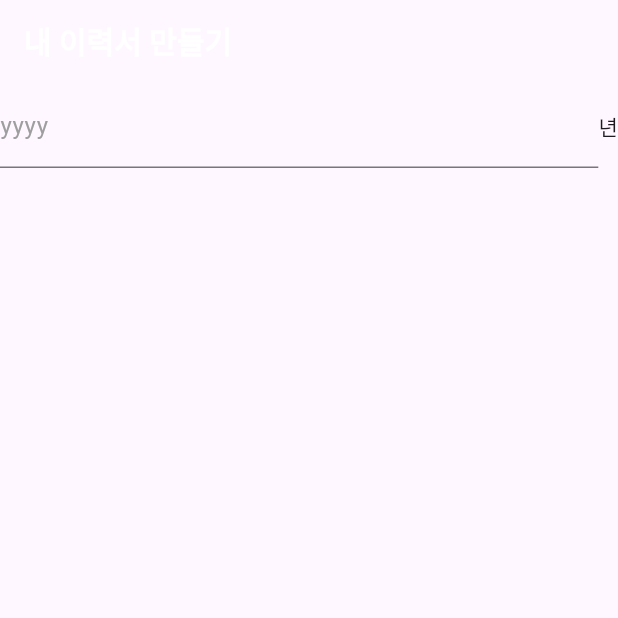
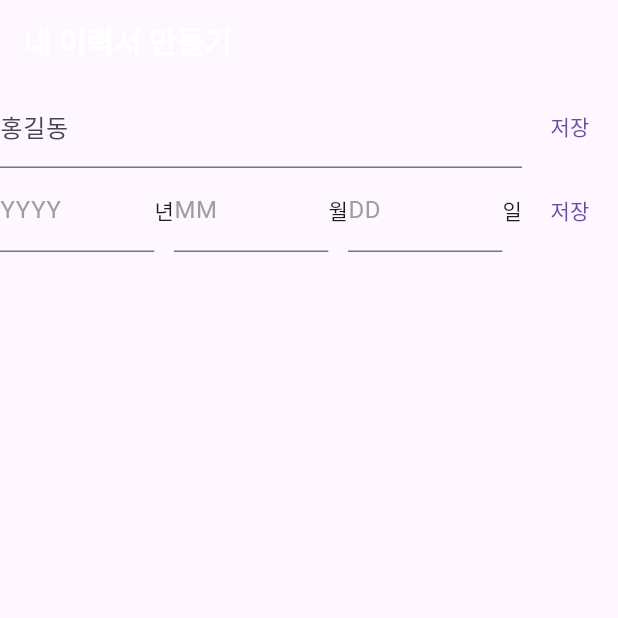
Before and after one commit to Fluffyfur/profit_portfolio, a Flutter app: the screen it shows after launch, on a phone screen of 412 x 824 dp, the top half of it. Run offline on Flutter 3.47's test engine with Material 3 defaults, Android fonts, the phone set to English and light mode, and no system bars; our stand-ins replace shared_preferences.

Commit message:
20231205_work

```diff
--- a/lib/info.dart
+++ b/lib/info.dart
@@ -3,17 +3,20 @@ class Info {
     required this.birthyyyy,
     required this.birthmm,
     required this.birthdd,
+    required this.name,
   });
 
   String? birthyyyy;
   String? birthmm;
   String? birthdd;
+  String? name;
 
   Map<String, dynamic> toMap() {
     return {
       'birthyyyy': birthyyyy,
       'birthmm': birthmm,
       'birthdd': birthdd,
+      'name': name,
     };
   }
 
@@ -22,6 +25,7 @@ class Info {
       birthyyyy: map['birthyyyy'],
       birthmm: map['birthmm'],
       birthdd: map['birthdd'],
+      name: map['name'],
     );
   }
 }
--- a/lib/info_service.dart
+++ b/lib/info_service.dart
@@ -6,24 +6,27 @@ class InfoService extends ChangeNotifier {
   String? birthYear;
   String? birthMonth;
   String? birthDate;
+  String? name;
 
-  createMemo({
+  createInfo({
     required String birthyyyy,
     required String birthmm,
     required String birthdd,
+    required String name,
   }) {
-    String key = '$birthyyyy-$birthmm-$birthdd';
+    String key = '$birthyyyy-$birthmm-$birthdd-$name';
     Info info = Info(
       birthyyyy: birthyyyy,
       birthmm: birthmm,
       birthdd: birthdd,
+      name: name,
     );
 
     infoMap[key] = info;
     birthYear = birthyyyy;
     birthMonth = birthmm;
     birthDate = birthdd;
-    notifyListeners();
+    name = name;
     notifyListeners();
   }
 
--- a/lib/main.dart
+++ b/lib/main.dart
@@ -1,5 +1,6 @@
 import 'package:flutter/material.dart';
-import 'info.dart';
+import 'package:flutter/services.dart';
+//import 'info.dart';
 import 'info_service.dart';
 import 'package:provider/provider.dart';
 import 'package:shared_preferences/shared_preferences.dart';
@@ -45,14 +46,16 @@ class _ResumeFormState extends State<ResumeForm> {
   final TextEditingController birthyearController = TextEditingController();
   final TextEditingController birthmonthController = TextEditingController();
   final TextEditingController birthdateController = TextEditingController();
+  final TextEditingController nameController = TextEditingController();
 
   @override
   Widget build(BuildContext context) {
     return Consumer<InfoService>(builder: (context, infoService, child) {
-      Map<String, Info> infoMap = infoService.infoMap;
+      //Map<String, Info> infoMap = infoService.infoMap;
       String? birthYear = infoService.birthYear;
       String? birthMonth = infoService.birthMonth;
       String? birthDate = infoService.birthDate;
+      String? name = infoService.name;
 
       return Scaffold(
         appBar: AppBar(
@@ -65,21 +68,112 @@ class _ResumeFormState extends State<ResumeForm> {
             ),
           ),
         ),
-        body: Row(
+        body: Column(
+          children: [
+            Row(
               children: [
                 Flexible(
                   child: TextField(
+                    decoration: InputDecoration(
+                      labelText: name != null && name.isNotEmpty ? name : '홍길동',
+                    ),
+                  ),
+                ),
+                TextButton(
+                  onPressed: () {
+                    String birthYear = birthyearController.text;
+                    String birthMonth = birthmonthController.text;
+                    String birthDate = birthdateController.text;
+                    String name = nameController.text;
+
+                    Provider.of<InfoService>(context, listen: false).createInfo(
+                      birthyyyy: birthYear,
+                      birthmm: birthMonth,
+                      birthdd: birthDate,
+                      name: name,
+                    );
+                  },
+                  child: Text("저장"),
+                )
+              ],
+            ),
+            Row(
+              children: [
+                Flexible(
+                  child: TextField(
+                    inputFormatters: [
+                      FilteringTextInputFormatter.digitsOnly,
+                      LengthLimitingTextInputFormatter(4),
+                    ],
                     controller: birthyearController,
                     //onChanged: (value) {},
                     decoration: InputDecoration(
-                  labelText: 'yyyy',
+                      labelText: birthYear != null && birthYear.isNotEmpty
+                          ? birthYear
+                          : 'YYYY',
                       labelStyle: TextStyle(
                         color: Colors.grey,
                       ),
                     ),
                   ),
                 ),
-            Text('년')
+                Text('년'),
+                Flexible(
+                  child: TextField(
+                    inputFormatters: [
+                      FilteringTextInputFormatter.digitsOnly,
+                      LengthLimitingTextInputFormatter(2),
+                    ],
+                    controller: birthmonthController,
+                    //onChanged: (value) {},
+                    decoration: InputDecoration(
+                      labelText: birthMonth != null && birthMonth.isNotEmpty
+                          ? birthMonth
+                          : 'MM',
+                      labelStyle: TextStyle(
+                        color: Colors.grey,
+                      ),
+                    ),
+                  ),
+                ),
+                Text('월'),
+                Flexible(
+                  child: TextField(
+                    inputFormatters: [
+                      FilteringTextInputFormatter.digitsOnly,
+                      LengthLimitingTextInputFormatter(2),
+                    ],
+                    controller: birthdateController,
+                    //onChanged: (value) {},
+                    decoration: InputDecoration(
+                      labelText: birthDate != null && birthDate.isNotEmpty
+                          ? birthDate
+                          : 'DD',
+                      labelStyle: TextStyle(
+                        color: Colors.grey,
+                      ),
+                    ),
+                  ),
+                ),
+                Text('일'),
+                TextButton(
+                  onPressed: () {
+                    String birthYear = birthyearController.text;
+                    String birthMonth = birthmonthController.text;
+                    String birthDate = birthdateController.text;
+                    String name = nameController.text;
+
+                    Provider.of<InfoService>(context, listen: false).createInfo(
+                      birthyyyy: birthYear,
+                      birthmm: birthMonth,
+                      birthdd: birthDate,
+                      name: name,
+                    );
+                  },
+                  child: Text("저장"),
+                )
+              ],
+            ),
           ],
         ),
       );
```
Also changed, not shown: lib/lnfo_service_cert.dart (added). Lines whose indentation alone changed are shown as unchanged.
